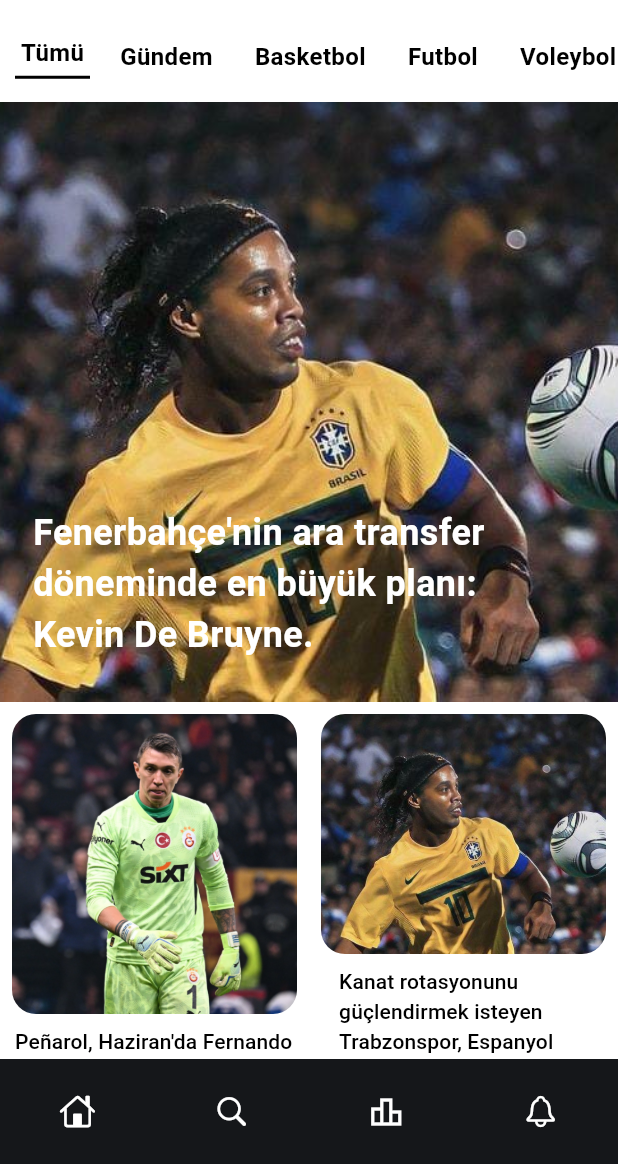
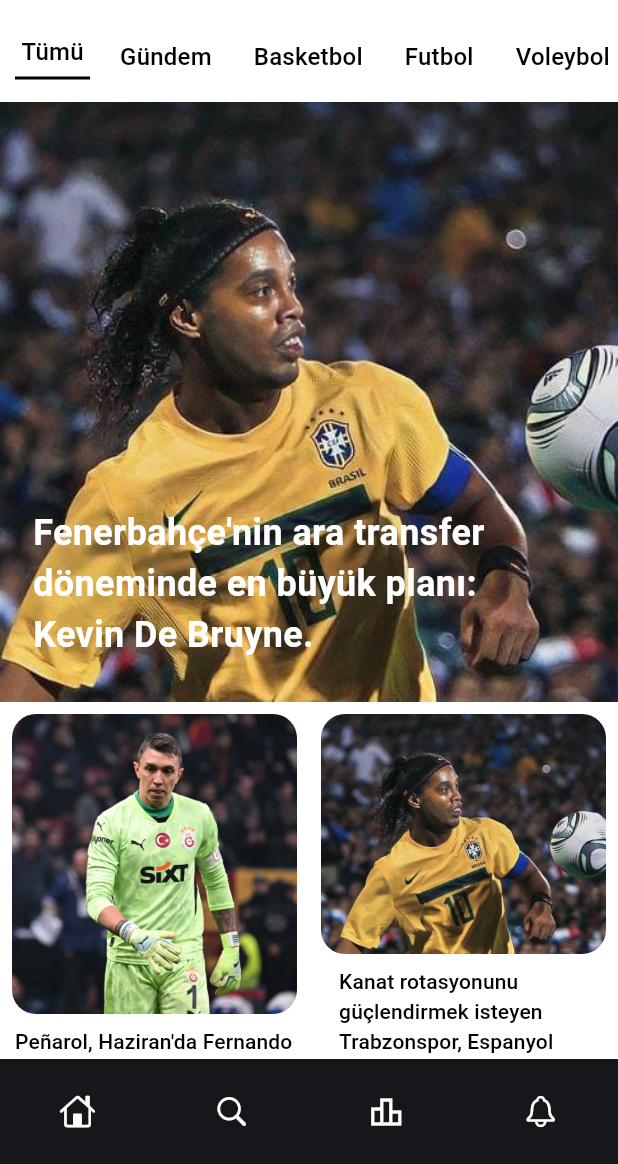
Before and after one commit to Emirhanbgdyc/Markaj_Gazetesi, a Flutter app: the HomeScreen screen opened by its route, on a phone screen of 412 x 824 dp, the part 72-1236 px from its top. Run offline on Flutter 3.47's test engine with Material 3 defaults, Android fonts, the phone set to English and light mode, and no system bars; our stand-ins replace go_router, google_fonts; Roboto replaces fonts that are missing (Alata).

Commit message:
home yazılar degıstı

```diff
--- a/lib/screens/home_screen.dart
+++ b/lib/screens/home_screen.dart
@@ -48,9 +48,7 @@
                             ),
                             child: Text(
                               "Tümü",
-                              style: TextStyle(
-                                fontSize: 16,
-                                fontWeight: FontWeight.bold,
+                              style: Theme.of(context).textTheme.titleMedium!.copyWith(
                                 color: Theme.of(context).colorScheme.onSecondary,
                               ),
                             ),
@@ -79,9 +77,7 @@
                           SizedBox(width: 12),
                           Text(
                             "Gündem",
-                            style: TextStyle(
-                              fontSize: 16,
-                              fontWeight: FontWeight.bold,
+                            style: Theme.of(context).textTheme.titleMedium!.copyWith(
                               color: Theme.of(context).colorScheme.onSecondary,
                             ),
                           ),
@@ -99,9 +95,7 @@
                             },
                             child: Text(
                               "Basketbol",
-                              style: TextStyle(
-                                fontSize: 16,
-                                fontWeight: FontWeight.bold,
+                              style: Theme.of(context).textTheme.titleMedium!.copyWith(
                                 color: Theme.of(context).colorScheme.onSecondary,
                               ),
                             ),
@@ -120,9 +114,7 @@
                             },
                             child: Text(
                               "Futbol",
-                              style: TextStyle(
-                                fontSize: 16,
-                                fontWeight: FontWeight.bold,
+                              style: Theme.of(context).textTheme.titleMedium!.copyWith(
                                 color: Theme.of(context).colorScheme.onSecondary,
                               ),
                             ),
@@ -138,9 +130,7 @@
                           SizedBox(width: 12),
                           Text(
                             "Voleybol",
-                            style: TextStyle(
-                              fontSize: 16,
-                              fontWeight: FontWeight.bold,
+                            style: Theme.of(context).textTheme.titleMedium!.copyWith(
                               color: Theme.of(context).colorScheme.onSecondary,
                             ),
                           ),
@@ -154,9 +144,7 @@
                           SizedBox(width: 12),
                           Text(
                             "Tenis",
-                            style: TextStyle(
-                              fontSize: 16,
-                              fontWeight: FontWeight.bold,
+                            style: Theme.of(context).textTheme.titleMedium!.copyWith(
                               color: Theme.of(context).colorScheme.onSecondary,
                             ),
                           ),
```
